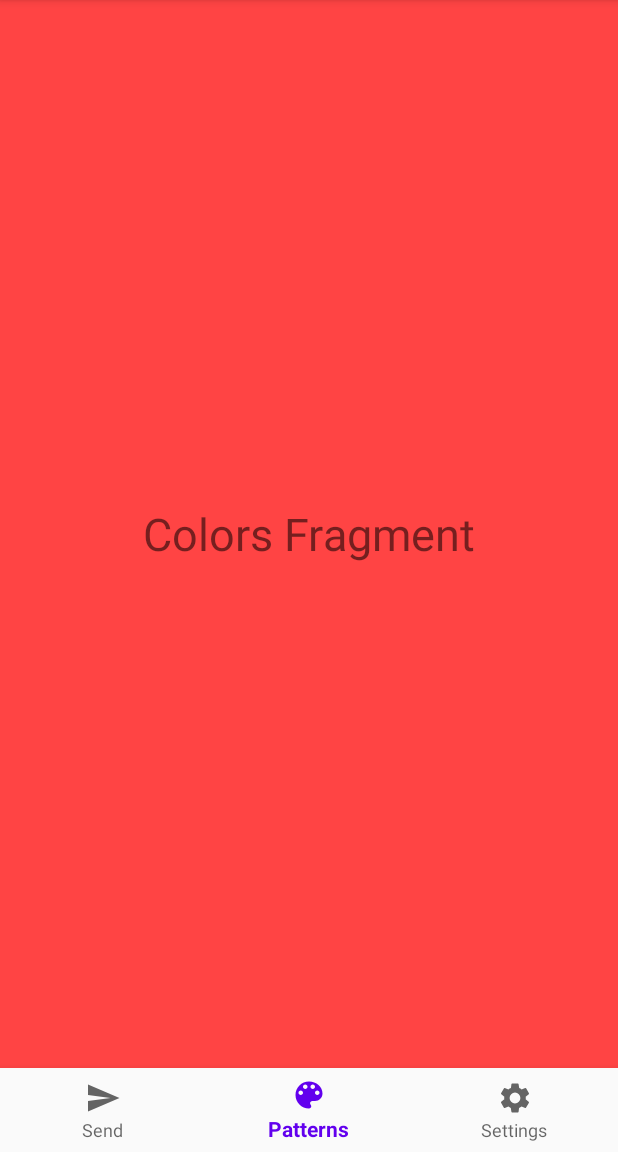
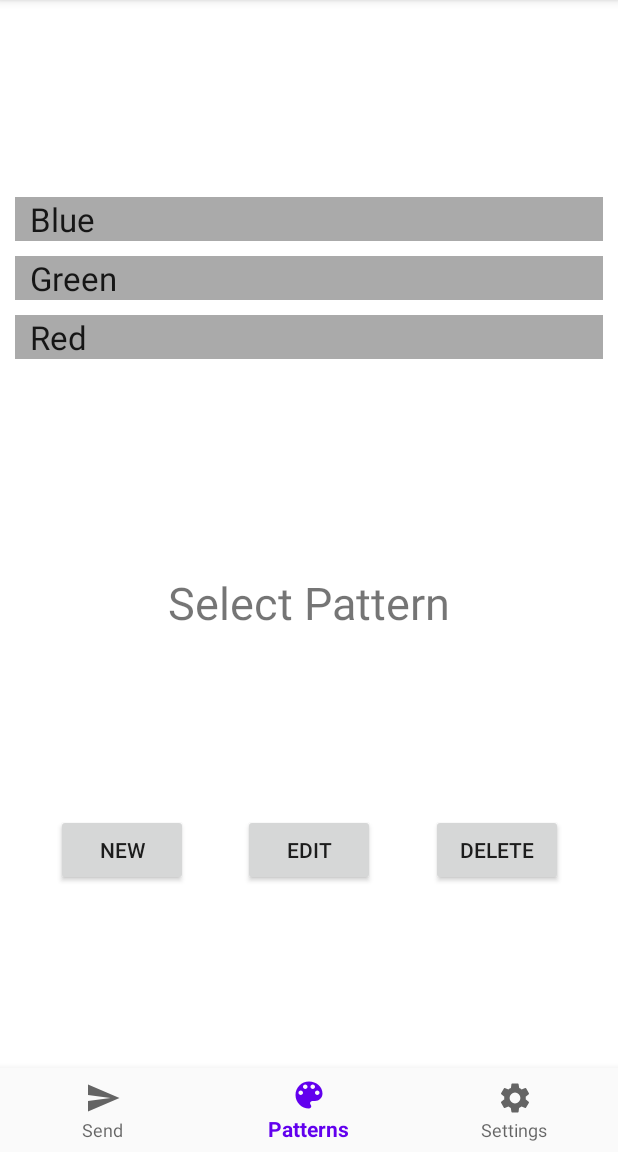
Before and after one commit to Lazloian/LEDControllerV2, an Android app: the screen it shows after launch (MainActivity), item 2 of the bottom bar chosen, on a phone screen of 412 x 824 dp, the part 84-1236 px from its top. Run offline under Robolectric (Android 15) with nearby library versions, the light colour scheme and no system bars; our stand-ins replace EventBus, Room's generated code.

Commit message:
added simple color creation

```diff
--- a/AndroidApp/LEDController/app/src/main/AndroidManifest.xml
+++ b/AndroidApp/LEDController/app/src/main/AndroidManifest.xml
@@ -15,6 +15,7 @@
         android:roundIcon="@mipmap/ic_launcher_round"
         android:supportsRtl="true"
         android:theme="@style/AppTheme">
+        <activity android:name=".PatternActivity"></activity>
         <activity android:name=".MainActivity">
             <intent-filter>
                 <action android:name="android.intent.action.MAIN" />
--- a/AndroidApp/LEDController/app/src/main/java/com/example/ledcontroller/BluetoothConnectionService.java
+++ b/AndroidApp/LEDController/app/src/main/java/com/example/ledcontroller/BluetoothConnectionService.java
@@ -256,7 +256,6 @@ public class BluetoothConnectionService {
         {
             String text = new String(buffer, Charset.defaultCharset());
             Log.d(TAG, "write: Writing to output stream: " + text);
-            Log.d(TAG, "write: " + (int) buffer[1]);
 
             // send string to esp32 in bytes
             try{
--- a/AndroidApp/LEDController/app/src/main/java/com/example/ledcontroller/PatternDao.java
+++ b/AndroidApp/LEDController/app/src/main/java/com/example/ledcontroller/PatternDao.java
@@ -14,7 +14,7 @@ import java.util.List;
 @Dao
 public interface PatternDao { // public in the following methods is redundant since this is an interface
 
-    @Insert(onConflict = OnConflictStrategy.IGNORE) // Inserts a pattern into the database, if there is a name conflict it is ignored
+    @Insert(onConflict = OnConflictStrategy.REPLACE) // Inserts a pattern into the database, if there is a name conflict it is replaced
     void insert(ColorPattern colorPattern);
 
     @Update // updates the pattern with the same primary key
--- a/AndroidApp/LEDController/app/src/main/java/com/example/ledcontroller/PatternsFragment.java
+++ b/AndroidApp/LEDController/app/src/main/java/com/example/ledcontroller/PatternsFragment.java
@@ -1,19 +1,128 @@
 package com.example.ledcontroller;
 
+import android.content.Intent;
 import android.os.Bundle;
+import android.util.Log;
 import android.view.LayoutInflater;
 import android.view.View;
 import android.view.ViewGroup;
+import android.widget.Button;
+import android.widget.TextView;
+import android.widget.Toast;
 
 import androidx.annotation.NonNull;
 import androidx.annotation.Nullable;
 import androidx.fragment.app.Fragment;
+import androidx.lifecycle.Observer;
+import androidx.lifecycle.ViewModelProvider;
+import androidx.recyclerview.widget.LinearLayoutManager;
+import androidx.recyclerview.widget.RecyclerView;
 
-public class PatternsFragment extends Fragment {
+import java.util.List;
+
+import static android.app.Activity.RESULT_OK;
+
+public class PatternsFragment extends Fragment implements PatternListAdapter.OnPatternListener{
+
+    private static final String TAG = "PatternsFragment";
+
+    public static final int REQUEST_CODE = 1;
+
+    // color pattern that is currently selected
+    private ColorPattern selected = null;
+
+    // viewModel and List of patterns
+    private PatternViewModel mPatternViewModel;
+    private List<ColorPattern> mColorPatterns;
+
+    // textView
+    private TextView selectedText;
 
     @Nullable
     @Override
     public View onCreateView(@NonNull LayoutInflater inflater, @Nullable ViewGroup container, @Nullable Bundle savedInstanceState) {
-        return inflater.inflate(R.layout.fragment_colors, container, false);
+        View view =  inflater.inflate(R.layout.fragment_patterns, container, false);
+
+        return view;
+    }
+
+    @Override
+    public void onViewCreated(@NonNull View view, @Nullable Bundle savedInstanceState) {
+        super.onViewCreated(view, savedInstanceState);
+
+        // buttons
+        Button editButton = view.findViewById(R.id.button_edit);
+        Button newButton = view.findViewById(R.id.button_new);
+        Button deleteButton = view.findViewById(R.id.button_delete);
+
+        // textView
+        selectedText = view.findViewById(R.id.textView_selected);
+
+        // recyclerView
+        RecyclerView recyclerView = view.findViewById(R.id.recyclerview);
+
+        // create list adapter with fragment's context
+        final PatternListAdapter adapter = new PatternListAdapter(getContext(), this);
+        recyclerView.setAdapter(adapter);
+        recyclerView.setLayoutManager(new LinearLayoutManager(getContext()));
+
+        // get PatternViewModel, this is the same one created in the main activity
+        mPatternViewModel = new ViewModelProvider(requireActivity()).get(PatternViewModel.class);
+
+        // set observer to update the adapter
+        mPatternViewModel.getAllColorPatterns().observe(requireActivity(), new Observer<List<ColorPattern>>() {
+            @Override
+            public void onChanged(List<ColorPattern> colorPatterns) {
+                adapter.setPatterns(colorPatterns);
+                mColorPatterns = colorPatterns;
+            }
+        });
+
+        // onClickListeners
+        deleteButton.setOnClickListener(new View.OnClickListener() {
+            @Override
+            public void onClick(View v) {
+                if (selected != null)
+                {
+                    Log.d(TAG, "onClick: Deleting " + selected.getName());
+                    mPatternViewModel.delete(selected);
+                    selectedText.setText("Pattern Deleted");
+                    selected = null;
+                }
+                else
+                {
+                    selectedText.setText("No Pattern Selected");
+                }
+            }
+        });
+
+        newButton.setOnClickListener(new View.OnClickListener() {
+            @Override
+            public void onClick(View v) {
+                // start newPattern Activity
+                Intent newPatternIntent = new Intent(getContext(), PatternActivity.class);
+                startActivityForResult(newPatternIntent, REQUEST_CODE);
+            }
+        });
+    }
+
+    @Override
+    public void onActivityResult(int requestCode, int resultCode, @Nullable Intent data) {
+        super.onActivityResult(requestCode, resultCode, data);
+
+        if (requestCode == REQUEST_CODE && resultCode == RESULT_OK)
+        {
+            ColorPattern pattern = new ColorPattern(data.getStringExtra(PatternActivity.EXTRA_NAME), data.getByteArrayExtra(PatternActivity.EXTRA_CODE));
+            mPatternViewModel.insert(pattern);
+        }
+    }
+
+    @Override
+    public void onPatternClick(int position) {
+        // get pattern that was clicked
+        selected = mColorPatterns.get(position);
+
+        // show the name of the selected pattern
+        selectedText.setText(selected.getName());
     }
 }
--- a/AndroidApp/LEDController/app/src/main/res/layout/fragment_colors.xml
+++ /dev/null
@@ -1,14 +0,0 @@
-<?xml version="1.0" encoding="utf-8"?>
-<RelativeLayout xmlns:android="http://schemas.android.com/apk/res/android"
-    android:layout_width="match_parent"
-    android:layout_height="match_parent"
-    android:background="@android:color/holo_red_light">
-
-    <TextView
-        android:layout_width="wrap_content"
-        android:layout_height="wrap_content"
-        android:text="Colors Fragment"
-        android:textSize="30sp"
-        android:layout_centerInParent="true"/>
-
-</RelativeLayout>
--- /dev/null
+++ b/AndroidApp/LEDController/app/src/main/res/layout/fragment_patterns.xml
@@ -0,0 +1,62 @@
+<?xml version="1.0" encoding="utf-8"?>
+<androidx.constraintlayout.widget.ConstraintLayout xmlns:android="http://schemas.android.com/apk/res/android"
+    android:layout_width="match_parent"
+    android:layout_height="match_parent"
+    xmlns:tools="http://schemas.android.com/tools"
+    xmlns:app="http://schemas.android.com/apk/res-auto"
+    android:background="@android:color/background_light">
+
+    <androidx.recyclerview.widget.RecyclerView
+        android:id="@+id/recyclerview"
+        android:layout_width="match_parent"
+        android:layout_height="wrap_content"
+        android:padding="10dp"
+        tools:listitem="@layout/recyclerview_item"
+        app:layout_constraintBottom_toTopOf="@+id/textView_selected"
+        app:layout_constraintTop_toTopOf="parent"
+        app:layout_constraintRight_toRightOf="parent"
+        app:layout_constraintLeft_toLeftOf="parent" />
+
+    <TextView
+        android:layout_width="wrap_content"
+        android:layout_height="40dp"
+        android:id="@+id/textView_selected"
+        android:textSize="30sp"
+        android:text="@string/textView_selected"
+        app:layout_constraintTop_toBottomOf="@+id/recyclerview"
+        app:layout_constraintBottom_toTopOf="@+id/button_edit"
+        app:layout_constraintRight_toRightOf="parent"
+        app:layout_constraintLeft_toLeftOf="parent" />
+
+    <Button
+        android:layout_width="wrap_content"
+        android:layout_height="wrap_content"
+        android:id="@+id/button_edit"
+        android:text="@string/button_edit"
+        app:layout_constraintTop_toBottomOf="@+id/textView_selected"
+        app:layout_constraintRight_toRightOf="parent"
+        app:layout_constraintLeft_toLeftOf="parent"
+        app:layout_constraintBottom_toBottomOf="parent"
+        app:layout_constraintVertical_bias="0.25"  />
+
+    <Button
+        android:layout_width="wrap_content"
+        android:layout_height="wrap_content"
+        android:id="@+id/button_new"
+        android:text="@string/button_new"
+        app:layout_constraintBottom_toBottomOf="parent"
+        app:layout_constraintTop_toBottomOf="@+id/textView_selected"
+        app:layout_constraintLeft_toLeftOf="parent"
+        app:layout_constraintRight_toLeftOf="@+id/button_edit"/>
+
+    <Button
+        android:layout_width="wrap_content"
+        android:layout_height="wrap_content"
+        android:id="@+id/button_delete"
+        android:text="@string/button_delete"
+        app:layout_constraintTop_toBottomOf="@id/textView_selected"
+        app:layout_constraintLeft_toRightOf="@+id/button_edit"
+        app:layout_constraintRight_toRightOf="parent"
+        app:layout_constraintBottom_toBottomOf="parent"/>
+
+</androidx.constraintlayout.widget.ConstraintLayout>
--- a/AndroidApp/LEDController/app/src/main/res/layout/recyclerview_item.xml
+++ b/AndroidApp/LEDController/app/src/main/res/layout/recyclerview_item.xml
@@ -6,7 +6,7 @@
 
     <TextView
         android:id="@+id/textView"
-        style="@style/word_title"
+        style="@style/pattern_title"
         android:layout_width="match_parent"
         android:layout_height="wrap_content"
         android:background="@android:color/darker_gray" />
--- a/AndroidApp/LEDController/app/src/main/res/values/strings.xml
+++ b/AndroidApp/LEDController/app/src/main/res/values/strings.xml
@@ -1,4 +1,15 @@
 <resources>
     <string name="app_name">LEDController</string>
     <string name="button_connect">Connect</string>
+    <string name="button_edit">EDIT</string>
+    <string name="button_new">NEW</string>
+    <string name="button_delete">DELETE</string>
+    <string name="textView_selected">Select Pattern</string>
+    <string name="button_done">DONE</string>
+    <string name="editText_name">Name</string>
+    <string name="button_cancel">CANCEL</string>
+
+    <string-array name="types_array">
+        <item>Simple</item>
+    </string-array>
 </resources>
--- a/AndroidApp/LEDController/app/src/main/res/values/styles.xml
+++ b/AndroidApp/LEDController/app/src/main/res/values/styles.xml
@@ -10,11 +10,11 @@
 
     <!-- The default font for RecyclerView items is too small.
 The margin is a simple delimiter between the words. -->
-    <style name="word_title">
+    <style name="pattern_title">
         <item name="android:layout_width">match_parent</item>
-        <item name="android:layout_marginBottom">8dp</item>
-        <item name="android:paddingLeft">8dp</item>
+        <item name="android:layout_marginBottom">10dp</item>
+        <item name="android:paddingLeft">10dp</item>
         <item name="android:background">@android:color/holo_orange_light</item>
-        <item name="android:textAppearance">@android:style/TextAppearance.Large</item>
+        <item name="android:textAppearance">@android:style/TextAppearance.Material.Large</item>
     </style>
 </resources>
```
Also changed, not shown: AndroidApp/LEDController/app/src/main/java/com/example/ledcontroller/PatternActivity.java (added, +113 -0 lines), AndroidApp/LEDController/app/src/main/java/com/example/ledcontroller/PatternMessage.java (added, +17 -0 lines), AndroidApp/LEDController/app/src/main/java/com/example/ledcontroller/simpleFragment.java (added, +87 -0 lines), AndroidApp/LEDController/app/src/main/res/layout/activity_pattern.xml (added, +36 -0 lines), AndroidApp/LEDController/app/src/main/res/layout/fragment_simple.xml (added, +48 -0 lines).
